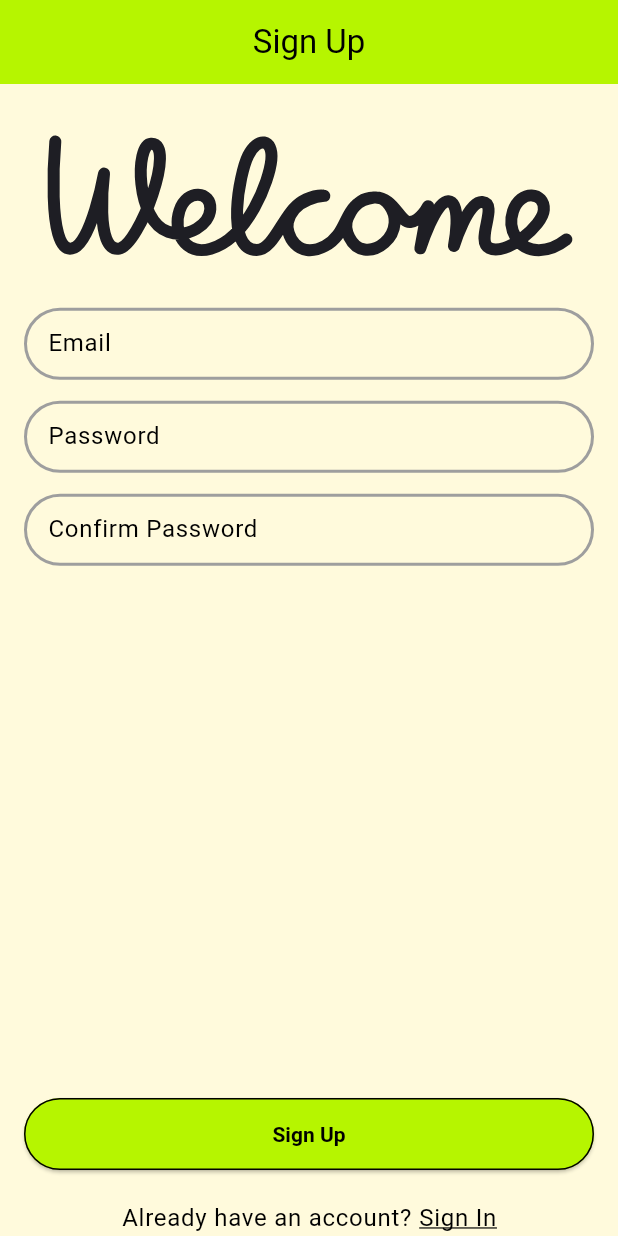
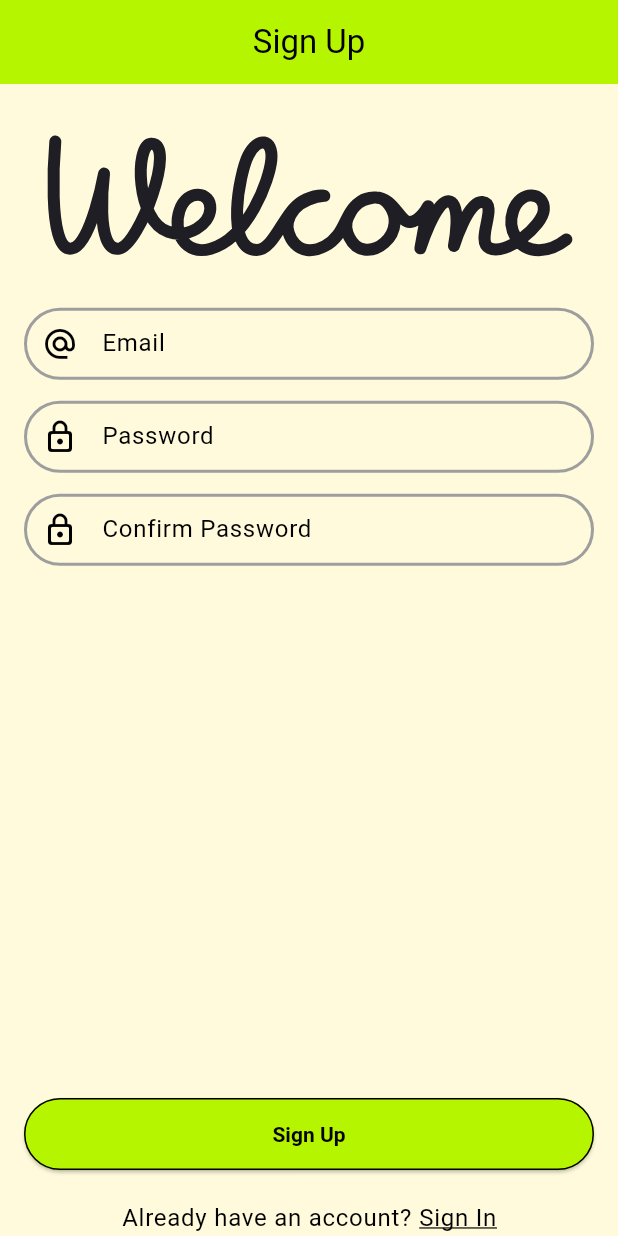
Before and after one commit to priyankprmr/flt_omi, a Flutter app: the screen it shows after launch, after a tap on "Sign Up", on a phone screen of 412 x 824 dp. Run offline on Flutter 3.47's test engine with Material 3 defaults, Android fonts, the phone set to English and light mode, and no system bars; our stand-ins replace flutter_riverpod, lottie, riverpod_annotation; generated files the repository leaves out were written again.

Commit message:
- added icons to text fields

```diff
--- a/lib/features/auth/presentation/widgets/signin_form.dart
+++ b/lib/features/auth/presentation/widgets/signin_form.dart
@@ -8,10 +8,22 @@ class SigninForm extends StatelessWidget {
     return Form(
       child: Column(
         children: [
-          TextFormField(decoration: const InputDecoration(hintText: 'Email')),
+          TextFormField(
+            decoration: const InputDecoration(
+              hintText: 'Email',
+              prefixIcon: Icon(
+                Icons.alternate_email_outlined,
+              ),
+            ),
+          ),
           const SizedBox(height: 14.0),
           TextFormField(
-            decoration: const InputDecoration(hintText: 'Password'),
+            decoration: const InputDecoration(
+              hintText: 'Password',
+              prefixIcon: Icon(
+                Icons.lock_outline_rounded,
+              ),
+            ),
           ),
         ],
       ),
--- a/lib/features/auth/presentation/widgets/signup_form.dart
+++ b/lib/features/auth/presentation/widgets/signup_form.dart
@@ -8,14 +8,31 @@ class SignupForm extends StatelessWidget {
     return Form(
       child: Column(
         children: [
-          TextFormField(decoration: const InputDecoration(hintText: 'Email')),
-          const SizedBox(height: 14.0),
           TextFormField(
-            decoration: const InputDecoration(hintText: 'Password'),
+            decoration: const InputDecoration(
+              hintText: 'Email',
+              prefixIcon: Icon(
+                Icons.alternate_email_outlined,
+              ),
+            ),
           ),
           const SizedBox(height: 14.0),
           TextFormField(
-            decoration: const InputDecoration(hintText: 'Confirm Password'),
+            decoration: const InputDecoration(
+              hintText: 'Password',
+              prefixIcon: Icon(
+                Icons.lock_outline_rounded,
+              ),
+            ),
+          ),
+          const SizedBox(height: 14.0),
+          TextFormField(
+            decoration: const InputDecoration(
+              hintText: 'Confirm Password',
+              prefixIcon: Icon(
+                Icons.lock_outline_rounded,
+              ),
+            ),
           ),
         ],
       ),
```
